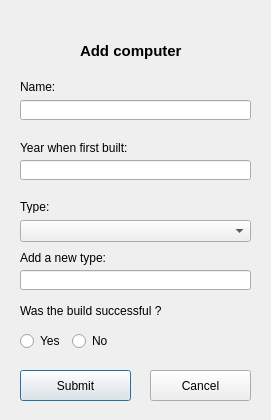
The window that Verklegt/addcomputer.ui (disaerna/T-113-VLN1) describes before a commit, drawn with Qt 5.
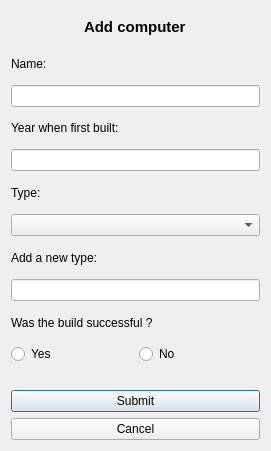
The same window after the commit.

Commit message:
Edit relation + Remove relation
vantar add relation - til fall i domain & db sem græjar það

```diff
--- a/Verklegt/addcomputer.ui
+++ b/Verklegt/addcomputer.ui
@@ -7,24 +7,24 @@
     <x>0</x>
     <y>0</y>
     <width>271</width>
-    <height>420</height>
+    <height>451</height>
    </rect>
   </property>
+  <property name="minimumSize">
+   <size>
+    <width>271</width>
+    <height>451</height>
+   </size>
+  </property>
   <property name="windowTitle">
    <string>Dialog</string>
   </property>
   <property name="toolTipDuration">
    <number>0</number>
   </property>
+  <layout class="QVBoxLayout" name="verticalLayout">
+   <item alignment="Qt::AlignHCenter">
   <widget class="QLabel" name="label">
-   <property name="geometry">
-    <rect>
-     <x>80</x>
-     <y>20</y>
-     <width>141</width>
-     <height>61</height>
-    </rect>
-   </property>
    <property name="font">
     <font>
      <pointsize>11</pointsize>
@@ -39,15 +39,9 @@
     <string>Add computer</string>
    </property>
   </widget>
+   </item>
+   <item>
   <widget class="QLabel" name="nameText">
-   <property name="geometry">
-    <rect>
-     <x>20</x>
-     <y>80</y>
-     <width>47</width>
-     <height>13</height>
-    </rect>
-   </property>
    <property name="toolTipDuration">
     <number>0</number>
    </property>
@@ -55,60 +49,16 @@
     <string>Name:</string>
    </property>
   </widget>
+   </item>
+   <item>
   <widget class="QLineEdit" name="nameInput">
-   <property name="geometry">
-    <rect>
-     <x>20</x>
-     <y>100</y>
-     <width>231</width>
-     <height>20</height>
-    </rect>
-   </property>
    <property name="toolTipDuration">
     <number>0</number>
    </property>
   </widget>
-  <widget class="QPushButton" name="submitButton">
-   <property name="geometry">
-    <rect>
-     <x>20</x>
-     <y>370</y>
-     <width>111</width>
-     <height>31</height>
-    </rect>
-   </property>
-   <property name="toolTipDuration">
-    <number>0</number>
-   </property>
-   <property name="text">
-    <string>Submit</string>
-   </property>
-  </widget>
-  <widget class="QPushButton" name="cancelButton">
-   <property name="geometry">
-    <rect>
-     <x>150</x>
-     <y>370</y>
-     <width>101</width>
-     <height>31</height>
-    </rect>
-   </property>
-   <property name="toolTipDuration">
-    <number>0</number>
-   </property>
-   <property name="text">
-    <string>Cancel</string>
-   </property>
-  </widget>
+   </item>
+   <item>
   <widget class="QLabel" name="yobText">
-   <property name="geometry">
-    <rect>
-     <x>20</x>
-     <y>140</y>
-     <width>121</width>
-     <height>16</height>
-    </rect>
-   </property>
    <property name="toolTipDuration">
     <number>0</number>
    </property>
@@ -116,28 +66,16 @@
     <string>Year when first built:</string>
    </property>
   </widget>
+   </item>
+   <item>
   <widget class="QLineEdit" name="yobInput">
-   <property name="geometry">
-    <rect>
-     <x>20</x>
-     <y>160</y>
-     <width>231</width>
-     <height>20</height>
-    </rect>
-   </property>
    <property name="toolTipDuration">
     <number>0</number>
    </property>
   </widget>
+   </item>
+   <item>
   <widget class="QLabel" name="typeText">
-   <property name="geometry">
-    <rect>
-     <x>20</x>
-     <y>200</y>
-     <width>47</width>
-     <height>13</height>
-    </rect>
-   </property>
    <property name="toolTipDuration">
     <number>0</number>
    </property>
@@ -145,41 +83,16 @@
     <string>Type:</string>
    </property>
   </widget>
+   </item>
+   <item>
   <widget class="QComboBox" name="typeDropDown">
-   <property name="geometry">
-    <rect>
-     <x>20</x>
-     <y>220</y>
-     <width>231</width>
-     <height>22</height>
-    </rect>
-   </property>
    <property name="toolTipDuration">
     <number>0</number>
    </property>
   </widget>
-  <widget class="QLineEdit" name="newTypeInput">
-   <property name="geometry">
-    <rect>
-     <x>20</x>
-     <y>270</y>
-     <width>231</width>
-     <height>20</height>
-    </rect>
-   </property>
-   <property name="toolTipDuration">
-    <number>0</number>
-   </property>
-  </widget>
+   </item>
+   <item>
   <widget class="QLabel" name="addNewTypeText">
-   <property name="geometry">
-    <rect>
-     <x>20</x>
-     <y>250</y>
-     <width>91</width>
-     <height>16</height>
-    </rect>
-   </property>
    <property name="toolTipDuration">
     <number>0</number>
    </property>
@@ -187,15 +100,16 @@
     <string>Add a new type: </string>
    </property>
   </widget>
+   </item>
+   <item>
+    <widget class="QLineEdit" name="newTypeInput">
+     <property name="toolTipDuration">
+      <number>0</number>
+     </property>
+    </widget>
+   </item>
+   <item>
   <widget class="QLabel" name="successfulText">
-   <property name="geometry">
-    <rect>
-     <x>20</x>
-     <y>300</y>
-     <width>161</width>
-     <height>21</height>
-    </rect>
-   </property>
    <property name="toolTipDuration">
     <number>0</number>
    </property>
@@ -203,15 +117,8 @@
     <string>Was the build successful ?</string>
    </property>
   </widget>
-  <widget class="QWidget" name="layoutWidget">
-   <property name="geometry">
-    <rect>
-     <x>20</x>
-     <y>330</y>
-     <width>98</width>
-     <height>22</height>
-    </rect>
-   </property>
+   </item>
+   <item>
    <layout class="QHBoxLayout" name="horizontalLayout">
     <item>
      <widget class="QRadioButton" name="yesButton">
@@ -234,7 +141,41 @@
      </widget>
     </item>
    </layout>
-  </widget>
+   </item>
+   <item>
+    <spacer name="horizontalSpacer">
+     <property name="orientation">
+      <enum>Qt::Horizontal</enum>
+     </property>
+     <property name="sizeHint" stdset="0">
+      <size>
+       <width>40</width>
+       <height>20</height>
+      </size>
+     </property>
+    </spacer>
+   </item>
+   <item>
+    <widget class="QPushButton" name="submitButton">
+     <property name="toolTipDuration">
+      <number>0</number>
+     </property>
+     <property name="text">
+      <string>Submit</string>
+     </property>
+    </widget>
+   </item>
+   <item>
+    <widget class="QPushButton" name="cancelButton">
+     <property name="toolTipDuration">
+      <number>0</number>
+     </property>
+     <property name="text">
+      <string>Cancel</string>
+     </property>
+    </widget>
+   </item>
+  </layout>
  </widget>
  <tabstops>
   <tabstop>nameInput</tabstop>
```
Left out of the diff: 1 changed line with no effect on the pictures. Lines whose indentation alone changed are shown as unchanged. The commit also changes 17 other files.
